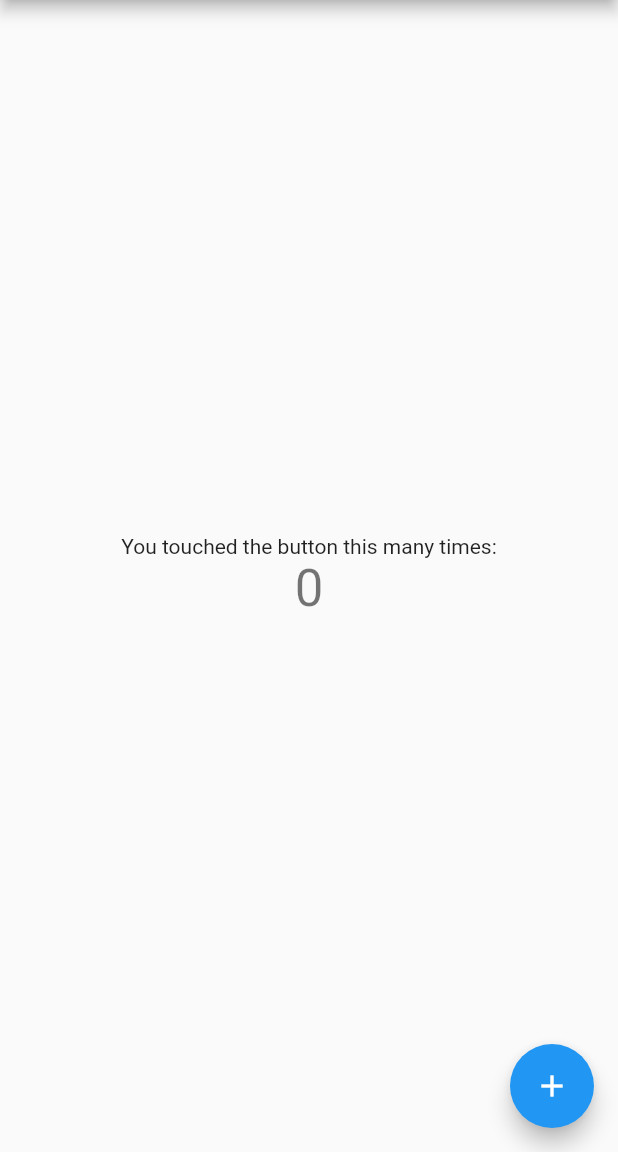
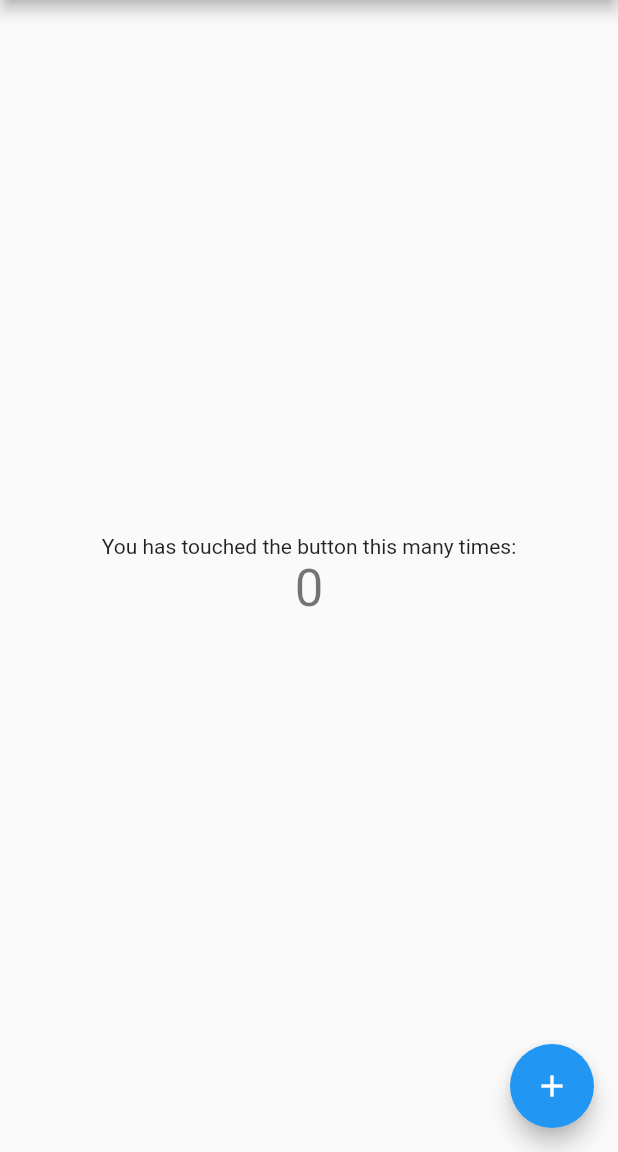
Before and after one commit to danielmachado1980/firstflutterios, a Flutter app: the screen it shows after launch, on a phone screen of 412 x 824 dp, the part 84-1236 px from its top. Run offline on Flutter 3.47's test engine with Material 2 defaults, Android fonts, the phone set to English and light mode, and no system bars.

Commit message:
Alteracao de label

```diff
--- a/lib/main.dart
+++ b/lib/main.dart
@@ -98,7 +98,7 @@ class _MyHomePageState extends State<MyHomePage> {
           mainAxisAlignment: MainAxisAlignment.center,
           children: <Widget>[
             Text(
-              'You touched the button this many times:',
+              'You has touched the button this many times:',
             ),
             Text(
               '$_counter',
```
